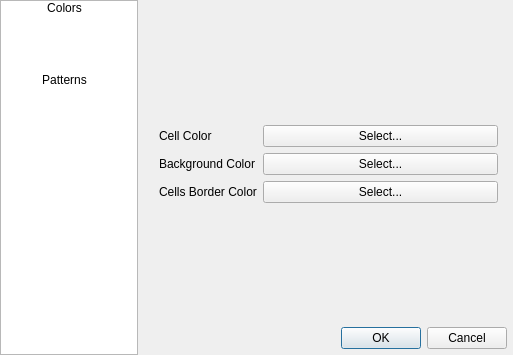
This is configdialog.ui in darthtenebrus/kglife as Qt 5 draws it before an edit. The edited form follows.
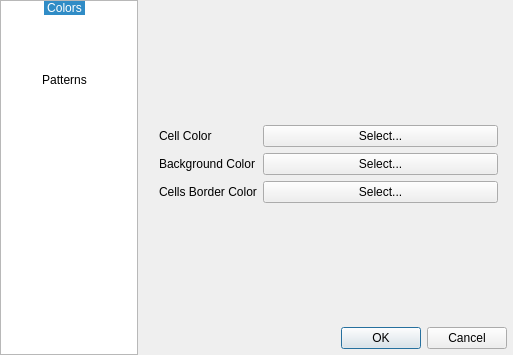
This is the edited form. Icons and pictures are not drawn.

Commit message: advanced color dialog

What changed in the file:
```diff
--- a/configdialog.ui
+++ b/configdialog.ui
@@ -58,6 +58,9 @@
        <height>32</height>
       </size>
      </property>
+     <property name="isWrapping" stdset="0">
+      <bool>true</bool>
+     </property>
      <property name="gridSize">
       <size>
        <width>128</width>
@@ -73,8 +76,11 @@
      <property name="selectionRectVisible">
       <bool>true</bool>
      </property>
+     <property name="itemAlignment">
+      <set>Qt::AlignCenter</set>
+     </property>
      <property name="currentRow">
-      <number>-1</number>
+      <number>0</number>
      </property>
      <item>
       <property name="text">
```
The commit also changes 2 other files.
